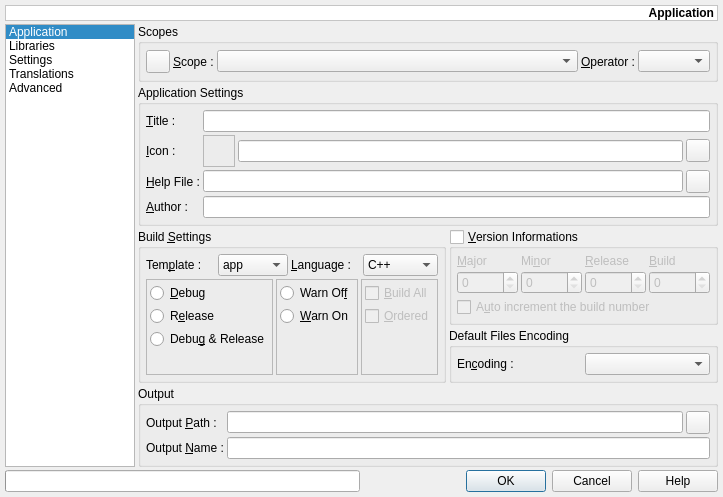
Qt form v2/branches/noproject2/trunk/plugins/project/QMake/src/ui/UIQMakeProjectSettings.ui (testmana2/mks) before a commit.
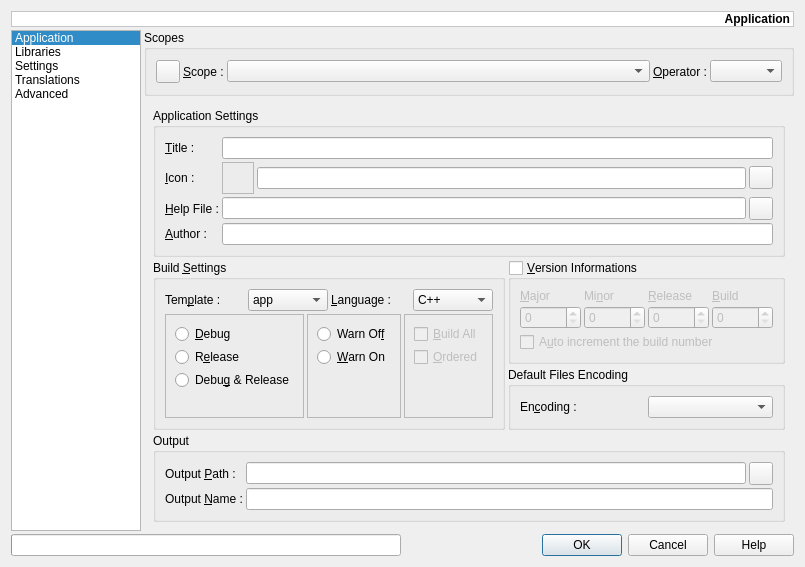
The same form after that commit. Icons and pictures are not drawn.

What changed in the file:
```diff
--- a/v2/branches/noproject2/trunk/plugins/project/QMake/src/ui/UIQMakeProjectSettings.ui
+++ b/v2/branches/noproject2/trunk/plugins/project/QMake/src/ui/UIQMakeProjectSettings.ui
@@ -13,18 +13,6 @@
    <string>Settings</string>
   </property>
   <layout class="QGridLayout" >
-   <property name="leftMargin" >
-    <number>5</number>
-   </property>
-   <property name="topMargin" >
-    <number>5</number>
-   </property>
-   <property name="rightMargin" >
-    <number>5</number>
-   </property>
-   <property name="bottomMargin" >
-    <number>5</number>
-   </property>
    <property name="horizontalSpacing" >
     <number>3</number>
    </property>
@@ -197,18 +185,7 @@
       <property name="spacing" >
        <number>3</number>
       </property>
-      <property name="leftMargin" >
-       <number>5</number>
-      </property>
-      <property name="topMargin" >
-       <number>5</number>
-      </property>
-      <property name="rightMargin" >
-       <number>5</number>
-      </property>
-      <property name="bottomMargin" >
-       <number>5</number>
-      </property>
+   
       <item>
        <widget class="QToolButton" name="tbUndo" >
         <property name="toolTip" >
@@ -284,18 +261,7 @@
      </property>
      <widget class="QWidget" name="wApplication" >
       <layout class="QGridLayout" >
-       <property name="leftMargin" >
-        <number>0</number>
-       </property>
-       <property name="topMargin" >
-        <number>0</number>
-       </property>
-       <property name="rightMargin" >
-        <number>0</number>
-       </property>
-       <property name="bottomMargin" >
-        <number>0</number>
-       </property>
+    
        <property name="horizontalSpacing" >
         <number>3</number>
        </property>
@@ -314,18 +280,7 @@
           <string>Application Settings</string>
          </property>
          <layout class="QGridLayout" >
-          <property name="leftMargin" >
-           <number>5</number>
-          </property>
-          <property name="topMargin" >
-           <number>5</number>
-          </property>
-          <property name="rightMargin" >
-           <number>5</number>
-          </property>
-          <property name="bottomMargin" >
-           <number>5</number>
-          </property>
+       
           <property name="horizontalSpacing" >
            <number>3</number>
           </property>
@@ -448,18 +403,7 @@
           <string>Build &amp;Settings</string>
          </property>
          <layout class="QGridLayout" >
-          <property name="leftMargin" >
-           <number>5</number>
-          </property>
-          <property name="topMargin" >
-           <number>5</number>
-          </property>
-          <property name="rightMargin" >
-           <number>5</number>
-          </property>
-          <property name="bottomMargin" >
-           <number>5</number>
-          </property>
+       
           <property name="horizontalSpacing" >
            <number>3</number>
           </property>
@@ -471,18 +415,7 @@
             <property name="spacing" >
              <number>3</number>
             </property>
-            <property name="leftMargin" >
-             <number>0</number>
-            </property>
-            <property name="topMargin" >
-             <number>0</number>
-            </property>
-            <property name="rightMargin" >
-             <number>0</number>
-            </property>
-            <property name="bottomMargin" >
-             <number>0</number>
-            </property>
+         
             <item>
              <widget class="QLabel" name="lTemplate" >
               <property name="text" >
@@ -590,18 +523,7 @@
              <property name="spacing" >
               <number>3</number>
              </property>
-             <property name="leftMargin" >
-              <number>3</number>
-             </property>
-             <property name="topMargin" >
-              <number>3</number>
-             </property>
-             <property name="rightMargin" >
-              <number>3</number>
-             </property>
-             <property name="bottomMargin" >
-              <number>3</number>
-             </property>
+          
              <item>
               <widget class="QRadioButton" name="rbWarnOff" >
                <property name="statusTip" >
@@ -653,18 +575,7 @@
              <property name="spacing" >
               <number>3</number>
              </property>
-             <property name="leftMargin" >
-              <number>3</number>
-             </property>
-             <property name="topMargin" >
-              <number>3</number>
-             </property>
-             <property name="rightMargin" >
-              <number>3</number>
-             </property>
-             <property name="bottomMargin" >
-              <number>3</number>
-             </property>
+          
              <item>
               <widget class="QCheckBox" name="cbBuildAll" >
                <property name="enabled" >
@@ -722,18 +633,7 @@
              <property name="spacing" >
               <number>3</number>
              </property>
-             <property name="leftMargin" >
-              <number>3</number>
-             </property>
-             <property name="topMargin" >
-              <number>3</number>
-             </property>
-             <property name="rightMargin" >
-              <number>3</number>
-             </property>
-             <property name="bottomMargin" >
-              <number>3</number>
-             </property>
+          
              <item>
               <widget class="QRadioButton" name="rbDebug" >
                <property name="statusTip" >
@@ -798,18 +698,7 @@
           <bool>false</bool>
          </property>
          <layout class="QGridLayout" >
-          <property name="leftMargin" >
-           <number>5</number>
-          </property>
-          <property name="topMargin" >
-           <number>5</number>
-          </property>
-          <property name="rightMargin" >
-           <number>5</number>
-          </property>
-          <property name="bottomMargin" >
-           <number>5</number>
-          </property>
+       
           <property name="horizontalSpacing" >
            <number>3</number>
           </property>
@@ -906,18 +795,7 @@
           <property name="spacing" >
            <number>3</number>
           </property>
-          <property name="leftMargin" >
-           <number>5</number>
-          </property>
-          <property name="topMargin" >
-           <number>5</number>
-          </property>
-          <property name="rightMargin" >
-           <number>5</number>
-          </property>
-          <property name="bottomMargin" >
-           <number>5</number>
-          </property>
+       
           <item>
            <widget class="QLabel" name="lEncoding" >
             <property name="text" >
@@ -950,18 +828,7 @@
           <string>Output</string>
          </property>
          <layout class="QGridLayout" >
-          <property name="leftMargin" >
-           <number>5</number>
-          </property>
-          <property name="topMargin" >
-           <number>5</number>
-          </property>
-          <property name="rightMargin" >
-           <number>5</number>
-          </property>
-          <property name="bottomMargin" >
-           <number>5</number>
-          </property>
+       
           <property name="horizontalSpacing" >
            <number>3</number>
           </property>
```
Left out of the diff: 156 changed lines with no effect on the pictures.
